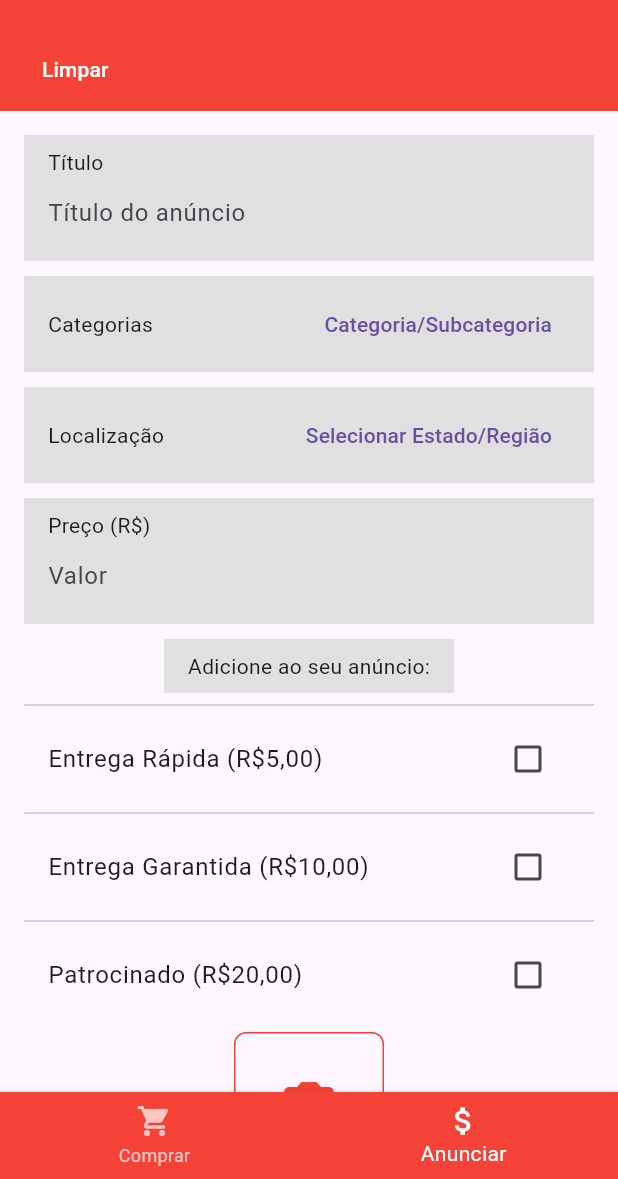
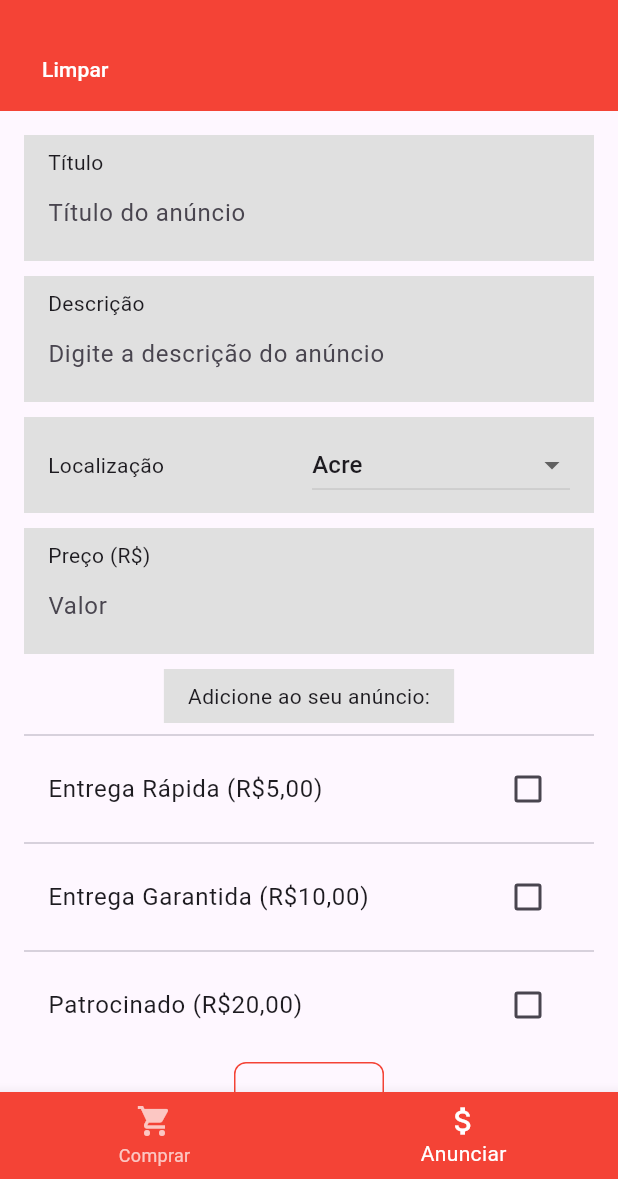
Before and after one commit to brunorcorrea/furniu-app, a Flutter app: the screen it shows after launch, swiped to page 2, on a phone screen of 412 x 824 dp, the part 57-1236 px from its top. Run offline on Flutter 3.47's test engine with Material 3 defaults, Android fonts, the phone set to English and light mode, and no system bars; Roboto replaces fonts that are missing (Sansation).

Commit message:
allow description and select state

```diff
--- a/lib/screens/advertise_page.dart
+++ b/lib/screens/advertise_page.dart
@@ -8,6 +8,38 @@ class AdvertisePage extends StatefulWidget {
 }
 
 class _AdvertisePageState extends State<AdvertisePage> {
+  String selectedState = 'Acre';
+
+  List<String> states = [
+    'Acre',
+    'Alagoas',
+    'Amapá',
+    'Amazonas',
+    'Bahia',
+    'Ceará',
+    'Distrito Federal',
+    'Espírito Santo',
+    'Goiás',
+    'Maranhão',
+    'Mato Grosso',
+    'Mato Grosso do Sul',
+    'Minas Gerais',
+    'Pará',
+    'Paraíba',
+    'Paraná',
+    'Pernambuco',
+    'Piauí',
+    'Rio de Janeiro',
+    'Rio Grande do Norte',
+    'Rio Grande do Sul',
+    'Rondônia',
+    'Roraima',
+    'Santa Catarina',
+    'São Paulo',
+    'Sergipe',
+    'Tocantins',
+  ];
+
   bool isFastDelivery = false;
   bool isGuaranteedDelivery = false;
   bool isSponsored = false;
@@ -82,15 +114,15 @@ class _AdvertisePageState extends State<AdvertisePage> {
             Container(
               padding: const EdgeInsets.symmetric(horizontal: 16, vertical: 8),
               color: Colors.grey[300],
-              child: Row(
-                mainAxisAlignment: MainAxisAlignment.spaceBetween,
+              child: Column(
+                crossAxisAlignment: CrossAxisAlignment.start,
                 children: [
-                  Text("Categorias"),
-                  TextButton(
-                    onPressed: () {
-                      // Ação para selecionar Categoria/Subcategoria
-                    },
-                    child: Text("Categoria/Subcategoria"),
+                  const Text("Descrição"),
+                  TextField(
+                    decoration: const InputDecoration(
+                      hintText: "Digite a descrição do anúncio",
+                      border: InputBorder.none,
+                    ),
                   ),
                 ],
               ),
@@ -104,11 +136,19 @@ class _AdvertisePageState extends State<AdvertisePage> {
                 mainAxisAlignment: MainAxisAlignment.spaceBetween,
                 children: [
                   Text("Localização"),
-                  TextButton(
-                    onPressed: () {
-                      // Ação para selecionar Estado/Região
+                  DropdownButton<String>(
+                    value: selectedState,
+                    onChanged: (String? newValue) {
+                      setState(() {
+                        selectedState = newValue!;
+                      });
                     },
-                    child: Text("Selecionar Estado/Região"),
+                    items: states.map<DropdownMenuItem<String>>((String value) {
+                      return DropdownMenuItem<String>(
+                        value: value,
+                        child: Text(value),
+                      );
+                    }).toList(),
                   ),
                 ],
               ),
```
